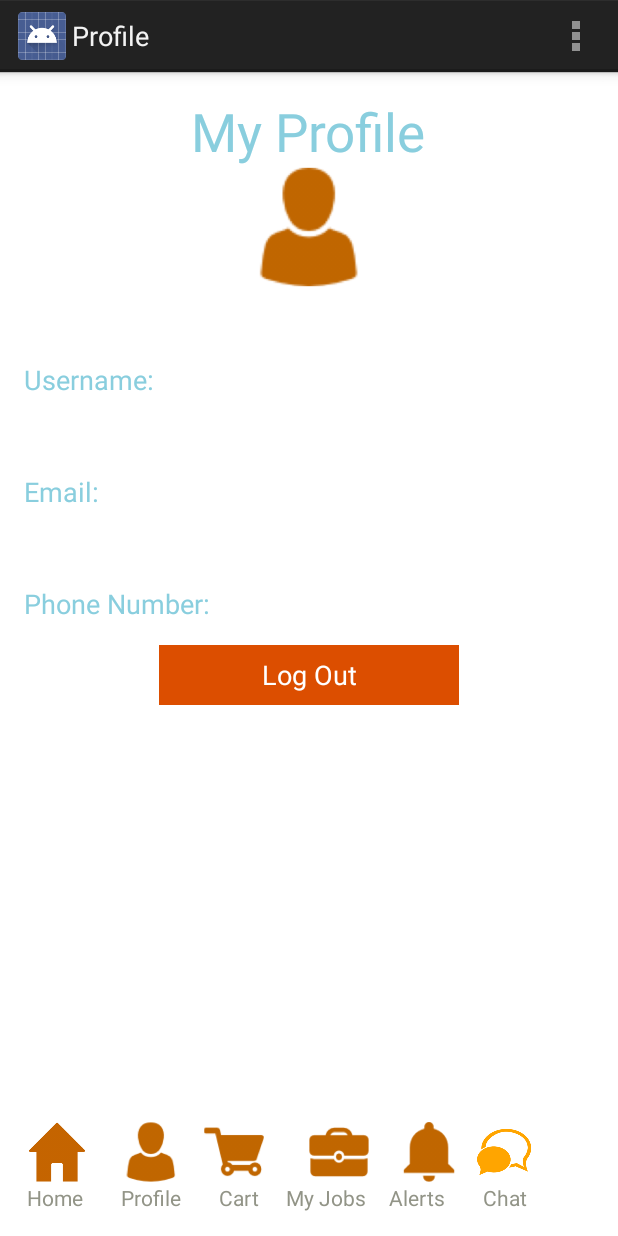
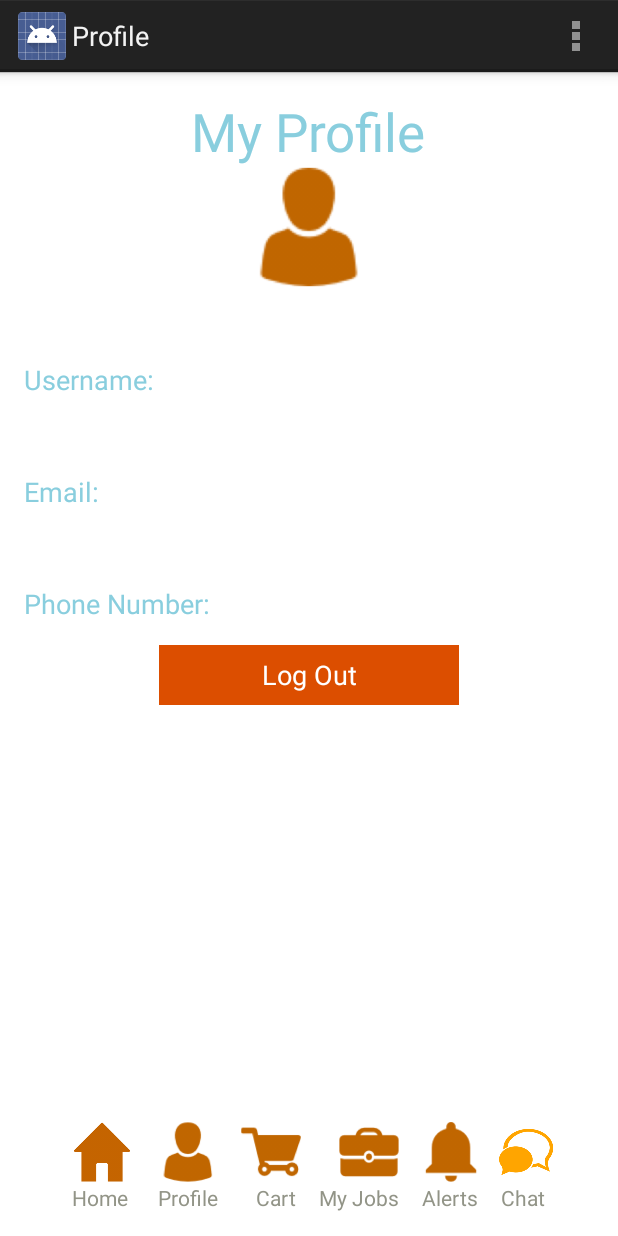
Before and after one commit to LehriHarshal/JobBoard, an Android app: the ProfileActivity screen opened directly, with no data from a screen before it, on a phone screen of 412 x 824 dp. Run offline under Robolectric (Android 15) with nearby library versions, the phone set to English and light mode, and no system bars; 3 statements that could not run were skipped.

Commit message:
Pushing minor fixes with Layout 2

```diff
--- a/app/src/main/res/layout/bottom_menu.xml
+++ b/app/src/main/res/layout/bottom_menu.xml
@@ -17,7 +17,7 @@
             android:layout_width="wrap_content"
             android:layout_height="wrap_content"
             android:text="Home"
-            android:layout_marginRight="25dp"
+            android:layout_marginRight="20dp"
             style="@style/buttonContainer"
             />
 
@@ -36,7 +36,7 @@
             android:layout_height="wrap_content"
             android:layout_toRightOf="@id/text_profile"
             android:text="Cart"
-            android:layout_marginRight="18dp"
+            android:layout_marginRight="15dp"
             style="@style/buttonContainer"/>
 
         <TextView
@@ -63,7 +63,7 @@
             android:layout_height="wrap_content"
             android:layout_toRightOf="@id/text_myjobs"
             android:text="Chat"
-            android:layout_marginLeft = "25dp"
+            android:layout_marginLeft = "15dp"
             style="@style/buttonContainer"/>
 
 
@@ -83,7 +83,7 @@
             android:layout_width="40dp"
             android:layout_height="40dp"
             android:background="@drawable/dashboard_icon"
-            android:layout_marginRight="15dp"
+            android:layout_marginRight="10dp"
             android:layout_marginLeft="0dp"
             android:onClick="displayHomepage"
             />
@@ -103,7 +103,7 @@
             android:layout_width="40dp"
             android:layout_height="40dp"
             android:layout_marginBottom="20dp"
-            android:layout_marginRight="30dp"
+            android:layout_marginRight="25dp"
             android:background="@drawable/cart_icon"
             android:onClick="displayCart"/>
 
@@ -112,7 +112,7 @@
             android:layout_width="40dp"
             android:layout_height="40dp"
             android:layout_marginBottom="20dp"
-            android:layout_marginRight="10dp"
+            android:layout_marginRight="7dp"
             android:background="@drawable/myjobs_icon"
             android:onClick="displayMyPostedJobs"/>
         <Button
@@ -120,7 +120,7 @@
             android:layout_width="40dp"
             android:layout_height="40dp"
             android:layout_marginBottom="5dp"
-            android:layout_marginLeft="10dp"
+            android:layout_marginLeft="7dp"
             android:gravity="center"
             android:onClick="viewNotifications"
             android:background="@drawable/notifications_icon"/>
@@ -136,4 +136,138 @@
             android:background="@drawable/chat_icon2"/>
     </LinearLayout>
 
+<!--<LinearLayout
+
+    android:layout_height="wrap_content"
+    android:layout_width="wrap_content"
+    android:layout_gravity="bottom"
+    >
+    <LinearLayout
+        android:layout_width="wrap_content"
+        android:layout_height="wrap_content"
+        android:orientation="vertical"
+        >
+        <Button
+            android:id="@+id/buttonDashboard"
+            android:layout_width="40dp"
+            android:layout_height="40dp"
+            android:background="@drawable/dashboard_icon"
+            android:onClick="displayHomepage"
+            />
+
+        <TextView
+            android:id="@+id/text_dashboard"
+            android:layout_width="wrap_content"
+            android:layout_height="wrap_content"
+            android:text="Home"
+            style="@style/buttonContainer"
+            />
+        </LinearLayout>
+    <LinearLayout
+        android:layout_width="wrap_content"
+        android:layout_height="wrap_content"
+        android:orientation="vertical"
+        >
+        <Button
+            android:id="@+id/buttonProfile"
+            android:layout_width="40dp"
+            android:layout_height="40dp"
+            android:background="@drawable/profile_icon"
+            android:onClick="displayProfile"
+            />
+
+        <TextView
+            android:id="@+id/text_profile"
+            android:layout_width="wrap_content"
+            android:layout_height="wrap_content"
+            android:text="Profile"
+            style="@style/buttonContainer"
+            />
+    </LinearLayout>
+    <LinearLayout
+        android:layout_width="wrap_content"
+        android:layout_height="wrap_content"
+        android:orientation="vertical"
+        >
+        <Button
+            android:id="@+id/buttonCart"
+            android:layout_width="40dp"
+            android:layout_height="40dp"
+            android:background="@drawable/cart_icon"
+            android:onClick="displayCart"/>
+
+        <TextView
+            android:id="@+id/text_cart"
+            android:layout_width="wrap_content"
+            android:layout_height="wrap_content"
+            android:text="Cart"
+
+            style="@style/buttonContainer"/>
+
+    </LinearLayout>
+    <LinearLayout
+        android:layout_width="wrap_content"
+        android:layout_height="wrap_content"
+        android:orientation="vertical"
+        >
+        <Button
+            android:id="@+id/buttonMyPostedJobs"
+            android:layout_width="40dp"
+            android:layout_height="40dp"
+            android:background="@drawable/myjobs_icon"
+            android:onClick="displayMyPostedJobs"/>
+
+        <TextView
+            android:id="@+id/text_myjobs"
+            android:layout_width="wrap_content"
+            android:layout_height="wrap_content"
+            android:layout_toRightOf="@id/text_cart"
+            android:text="My Jobs"
+            style="@style/buttonContainer"
+            />
+    </LinearLayout>
+    <LinearLayout
+        android:layout_width="wrap_content"
+        android:layout_height="wrap_content"
+        android:orientation="vertical"
+        >
+        <Button
+            android:id="@+id/buttonNotification"
+            android:layout_width="40dp"
+            android:layout_height="40dp"
+            android:gravity="center"
+            android:onClick="viewNotifications"
+            android:background="@drawable/notifications_icon"/>
+
+        <TextView
+            android:id="@+id/text_notifications"
+            android:layout_width="wrap_content"
+            android:layout_height="wrap_content"
+            android:layout_toRightOf="@id/text_myjobs"
+            android:text="Alerts"
+            style="@style/buttonContainer"/>
+    </LinearLayout>
+    <LinearLayout
+        android:layout_width="wrap_content"
+        android:layout_height="wrap_content"
+        android:orientation="vertical"
+        >
+        <Button
+            android:id="@+id/buttonMessages"
+            android:layout_width="40dp"
+            android:layout_height="40dp"
+            android:gravity="center"
+            android:onClick="viewMessages"
+            android:background="@drawable/chat_icon2"/>
+
+        <TextView
+            android:id="@+id/text_message_notifications"
+            android:layout_width="wrap_content"
+            android:layout_height="wrap_content"
+            android:layout_toRightOf="@id/text_myjobs"
+            android:text="Chat"
+            style="@style/buttonContainer"/>
+
+    </LinearLayout>
+    </LinearLayout>-->
     </merge>
--- a/app/src/main/res/layout/profile_tab_view.xml
+++ b/app/src/main/res/layout/profile_tab_view.xml
@@ -200,13 +200,7 @@
         android:layout_below="@+id/title"
         android:layout_centerHorizontal="true"
         />
-
-<RelativeLayout
-    android:layout_width="wrap_content"
-    android:layout_height="wrap_content"
-    android:layout_below="@id/moveForwardButton">
     <include layout = "@layout/bottom_menu" />
-</RelativeLayout>
     <!--END TABS AT BOTTOM OF PAGE -->
 
 </RelativeLayout>
```
